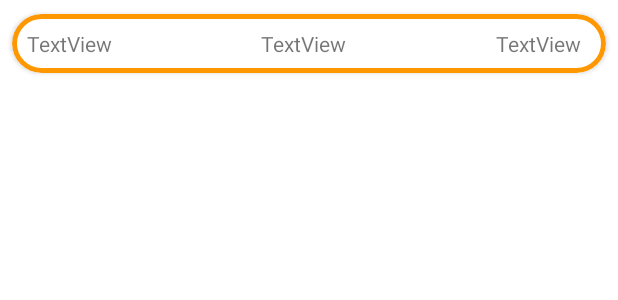
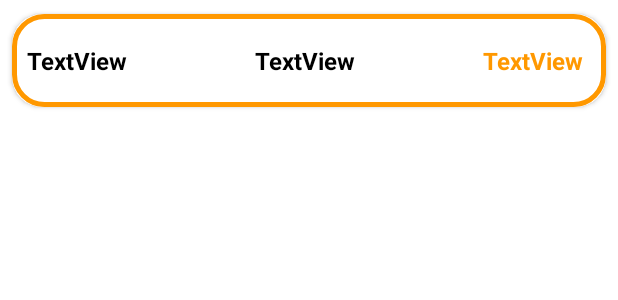
Before and after one commit to Dimitrihd64/HaircutBarber, an Android app: the layout cita_list_model.xml on its own in the app's theme, with its tools: preview values and no code run, on a phone screen of 412 x 824 dp. Shown: the top 300 px of the screen. Run offline under Robolectric (Android 15) with nearby library versions, the phone set to English and light mode, and no system bars.

Commit message:
new features

```diff
--- a/app/src/main/res/layout/activity_lista_citas.xml
+++ b/app/src/main/res/layout/activity_lista_citas.xml
@@ -2,6 +2,7 @@
 <LinearLayout xmlns:android="http://schemas.android.com/apk/res/android"
     xmlns:tools="http://schemas.android.com/tools"
     android:layout_width="match_parent"
+    android:background="@drawable/fondoblancolargo"
     android:layout_height="match_parent"
     tools:context=".ui.Citas.ListaCitasActivity">
 
--- a/app/src/main/res/layout/cita_list_model.xml
+++ b/app/src/main/res/layout/cita_list_model.xml
@@ -12,8 +12,10 @@
     <LinearLayout
         android:layout_width="match_parent"
         android:layout_height="wrap_content"
+        android:background="@drawable/border"
         android:orientation="horizontal"
-        android:background="@drawable/border">
+        android:paddingTop="10dp"
+        android:paddingBottom="10dp">
 
         <TextView
             android:id="@+id/lbFechaAdapter"
@@ -21,7 +23,10 @@
             android:layout_height="wrap_content"
             android:layout_margin="10dp"
             android:layout_weight="6"
-            android:text="TextView" />
+            android:text="TextView"
+            android:textColor="#000000"
+            android:textSize="16sp"
+            android:textStyle="bold" />
 
         <TextView
             android:id="@+id/lbHoraAdapter"
@@ -29,7 +34,10 @@
             android:layout_height="wrap_content"
             android:layout_margin="10dp"
             android:layout_weight="6"
-            android:text="TextView" />
+            android:text="TextView"
+            android:textColor="#000000"
+            android:textSize="16sp"
+            android:textStyle="bold" />
 
         <TextView
             android:id="@+id/lbClienteAdapter"
@@ -37,7 +45,10 @@
             android:layout_height="wrap_content"
             android:layout_margin="10dp"
             android:layout_weight="1"
-            android:text="TextView" />
+            android:text="TextView"
+            android:textColor="#FF9800"
+            android:textSize="16sp"
+            android:textStyle="bold" />
     </LinearLayout>
 
 </androidx.cardview.widget.CardView>
```
